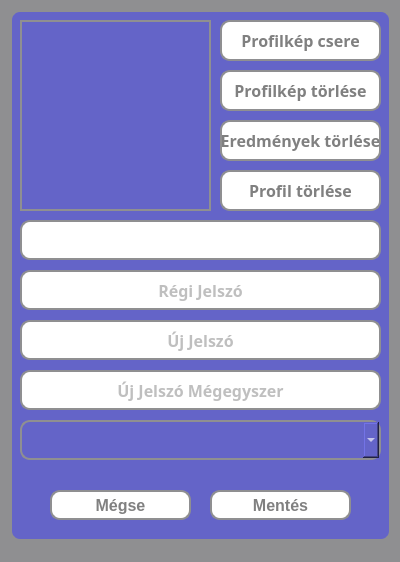
This is src/main/resources/ui/default/settingsWindow.ui in pkristof1999/Szakdolgozat as Qt 5 draws it before an edit. The edited form follows.
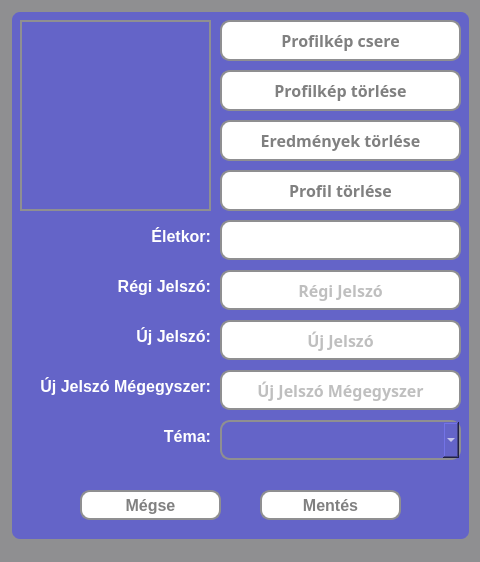
This is the edited form.

Commit message: Beállítások oldalon a jelszómódosítás javítása

```diff
--- a/src/main/resources/ui/default/settingsWindow.ui
+++ b/src/main/resources/ui/default/settingsWindow.ui
@@ -6,7 +6,7 @@
    <rect>
     <x>0</x>
     <y>0</y>
-    <width>400</width>
+    <width>480</width>
     <height>562</height>
    </rect>
   </property>
@@ -24,7 +24,7 @@
      <rect>
       <x>10</x>
       <y>10</y>
-      <width>381</width>
+      <width>461</width>
       <height>531</height>
      </rect>
     </property>
@@ -62,7 +62,7 @@
       <rect>
        <x>210</x>
        <y>10</y>
-       <width>161</width>
+       <width>241</width>
        <height>41</height>
       </rect>
      </property>
@@ -93,7 +93,7 @@
       <rect>
        <x>210</x>
        <y>110</y>
-       <width>161</width>
+       <width>241</width>
        <height>41</height>
       </rect>
      </property>
@@ -124,7 +124,7 @@
       <rect>
        <x>210</x>
        <y>160</y>
-       <width>161</width>
+       <width>241</width>
        <height>41</height>
       </rect>
      </property>
@@ -153,9 +153,9 @@
     <widget class="QComboBox" name="changeThemeBox">
      <property name="geometry">
       <rect>
-       <x>10</x>
+       <x>210</x>
        <y>410</y>
-       <width>361</width>
+       <width>241</width>
        <height>40</height>
       </rect>
      </property>
@@ -184,7 +184,7 @@
       <rect>
        <x>210</x>
        <y>60</y>
-       <width>161</width>
+       <width>241</width>
        <height>41</height>
       </rect>
      </property>
@@ -213,7 +213,7 @@
     <widget class="QPushButton" name="saveAndCloseButton">
      <property name="geometry">
       <rect>
-       <x>200</x>
+       <x>250</x>
        <y>480</y>
        <width>141</width>
        <height>30</height>
@@ -239,7 +239,7 @@
     <widget class="QPushButton" name="abortButton">
      <property name="geometry">
       <rect>
-       <x>40</x>
+       <x>70</x>
        <y>480</y>
        <width>141</width>
        <height>30</height>
@@ -265,9 +265,9 @@
     <widget class="QLineEdit" name="changeUserAge">
      <property name="geometry">
       <rect>
-       <x>10</x>
+       <x>210</x>
        <y>210</y>
-       <width>361</width>
+       <width>241</width>
        <height>40</height>
       </rect>
      </property>
@@ -296,9 +296,9 @@
     <widget class="QLineEdit" name="oldPassword">
      <property name="geometry">
       <rect>
-       <x>10</x>
+       <x>210</x>
        <y>260</y>
-       <width>361</width>
+       <width>241</width>
        <height>40</height>
       </rect>
      </property>
@@ -334,9 +334,9 @@
     <widget class="QLineEdit" name="newPassword1">
      <property name="geometry">
       <rect>
-       <x>10</x>
+       <x>210</x>
        <y>310</y>
-       <width>361</width>
+       <width>241</width>
        <height>40</height>
       </rect>
      </property>
@@ -372,9 +372,9 @@
     <widget class="QLineEdit" name="newPassword2">
      <property name="geometry">
       <rect>
-       <x>10</x>
+       <x>210</x>
        <y>360</y>
-       <width>361</width>
+       <width>241</width>
        <height>40</height>
       </rect>
      </property>
@@ -407,6 +407,126 @@
       <string>Új Jelszó Mégegyszer</string>
      </property>
     </widget>
+    <widget class="QLabel" name="userAgeLabel">
+     <property name="geometry">
+      <rect>
+       <x>10</x>
+       <y>217</y>
+       <width>191</width>
+       <height>31</height>
+      </rect>
+     </property>
+     <property name="layoutDirection">
+      <enum>Qt::LeftToRight</enum>
+     </property>
+     <property name="styleSheet">
+      <string notr="true">* {
+	border: none;
+}</string>
+     </property>
+     <property name="text">
+      <string>Életkor:</string>
+     </property>
+     <property name="alignment">
+      <set>Qt::AlignRight</set>
+     </property>
+    </widget>
+    <widget class="QLabel" name="oldPasswordLabel">
+     <property name="geometry">
+      <rect>
+       <x>10</x>
+       <y>267</y>
+       <width>191</width>
+       <height>31</height>
+      </rect>
+     </property>
+     <property name="layoutDirection">
+      <enum>Qt::LeftToRight</enum>
+     </property>
+     <property name="styleSheet">
+      <string notr="true">*{
+	border: none;
+}</string>
+     </property>
+     <property name="text">
+      <string>Régi Jelszó:</string>
+     </property>
+     <property name="alignment">
+      <set>Qt::AlignRight</set>
+     </property>
+    </widget>
+    <widget class="QLabel" name="newPassword1Label">
+     <property name="geometry">
+      <rect>
+       <x>10</x>
+       <y>317</y>
+       <width>191</width>
+       <height>31</height>
+      </rect>
+     </property>
+     <property name="layoutDirection">
+      <enum>Qt::LeftToRight</enum>
+     </property>
+     <property name="styleSheet">
+      <string notr="true">*{
+	border: none;
+}</string>
+     </property>
+     <property name="text">
+      <string>Új Jelszó:</string>
+     </property>
+     <property name="alignment">
+      <set>Qt::AlignRight</set>
+     </property>
+    </widget>
+    <widget class="QLabel" name="newPassword2Label">
+     <property name="geometry">
+      <rect>
+       <x>10</x>
+       <y>367</y>
+       <width>191</width>
+       <height>31</height>
+      </rect>
+     </property>
+     <property name="layoutDirection">
+      <enum>Qt::LeftToRight</enum>
+     </property>
+     <property name="styleSheet">
+      <string notr="true">*{
+	border: none;
+}</string>
+     </property>
+     <property name="text">
+      <string>Új Jelszó Mégegyszer:</string>
+     </property>
+     <property name="alignment">
+      <set>Qt::AlignRight</set>
+     </property>
+    </widget>
+    <widget class="QLabel" name="themeLabel">
+     <property name="geometry">
+      <rect>
+       <x>10</x>
+       <y>417</y>
+       <width>191</width>
+       <height>31</height>
+      </rect>
+     </property>
+     <property name="layoutDirection">
+      <enum>Qt::LeftToRight</enum>
+     </property>
+     <property name="styleSheet">
+      <string notr="true">*{
+	border: none;
+}</string>
+     </property>
+     <property name="text">
+      <string>Téma:</string>
+     </property>
+     <property name="alignment">
+      <set>Qt::AlignRight</set>
+     </property>
+    </widget>
    </widget>
   </widget>
   <widget class="QStatusBar" name="statusbar"/>
```
The commit also changes 2 other files.
